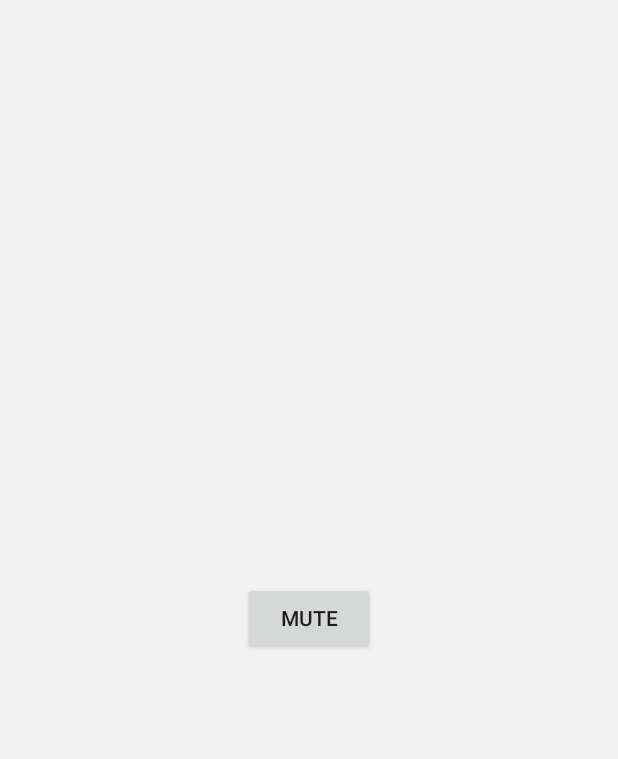
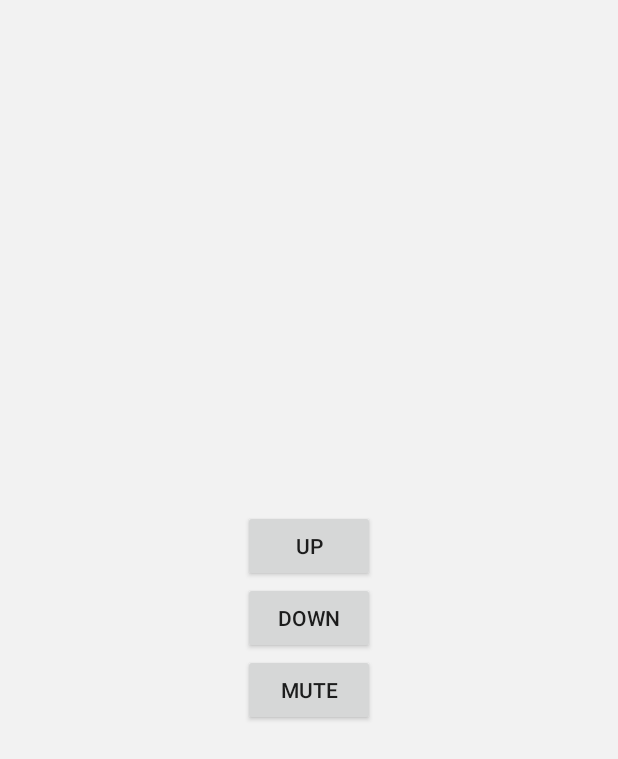
Before and after one commit to mohlendo/PrettyRemote, an Android app: the RemoteActivity screen opened directly, with no data from a screen before it, on a phone screen of 412 x 824 dp. Shown: the top 759 px of the screen. Run offline under Robolectric (Android 15) with nearby library versions, the phone set to English and light mode, and no system bars; network calls fail.

Commit message:
channel up/down

```diff
--- a/app/src/main/java/com/mohleno/prettyremote/RemoteActivity.java
+++ b/app/src/main/java/com/mohleno/prettyremote/RemoteActivity.java
@@ -37,6 +37,20 @@ public class RemoteActivity extends Activity {
             @Override
             public void onClick(View view) {
                 sendCommand(LGCommand.MUTE);
+            }
+        });
+
+        findViewById(R.id.button_up).setOnClickListener(new View.OnClickListener() {
+            @Override
+            public void onClick(View view) {
+                sendCommand(LGCommand.CHANNEL_UP);
+            }
+        });
+
+        findViewById(R.id.button_down).setOnClickListener(new View.OnClickListener() {
+            @Override
+            public void onClick(View view) {
+                sendCommand(LGCommand.CHANNEL_DOWN);
             }
         });
     }
--- a/app/src/main/java/com/mohleno/prettyremote/services/LGCommand.java
+++ b/app/src/main/java/com/mohleno/prettyremote/services/LGCommand.java
@@ -4,7 +4,7 @@ package com.mohleno.prettyremote.services;
  * Created by moh on 27.07.14.
  */
 public enum LGCommand {
-    MUTE(26);
+    MUTE(26), CHANNEL_UP(27), CHANNEL_DOWN(28);
 
     private final int code;
 
--- a/app/src/main/res/layout/activity_remote.xml
+++ b/app/src/main/res/layout/activity_remote.xml
@@ -4,11 +4,30 @@
     android:layout_height="match_parent"
     tools:context="com.mohleno.prettyremote.RemoteActivity">
 
-    <Button
-        android:id="@+id/button_mute"
+    <LinearLayout
         android:layout_width="wrap_content"
         android:layout_height="wrap_content"
         android:layout_gravity="center"
-        android:text="Mute"/>
+        android:orientation="vertical">
+
+        <Button
+            android:id="@+id/button_up"
+            android:layout_width="wrap_content"
+            android:layout_height="wrap_content"
+            android:text="Up" />
+
+        <Button
+            android:id="@+id/button_down"
+            android:layout_width="wrap_content"
+            android:layout_height="wrap_content"
+            android:text="Down" />
+
+        <Button
+            android:id="@+id/button_mute"
+            android:layout_width="wrap_content"
+            android:layout_height="wrap_content"
+            android:text="Mute" />
+    </LinearLayout>
+
 
 </FrameLayout>
```
